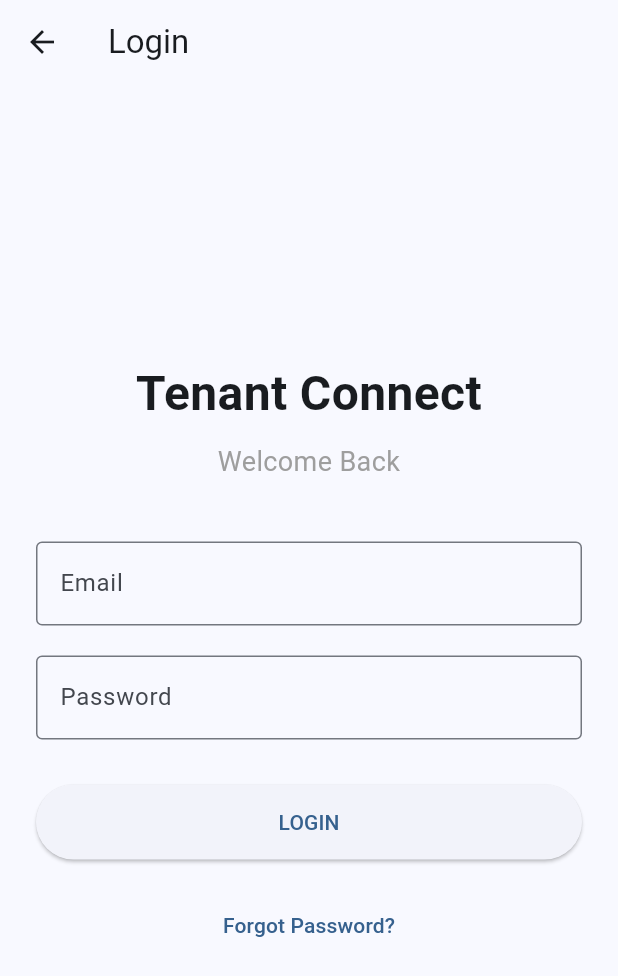
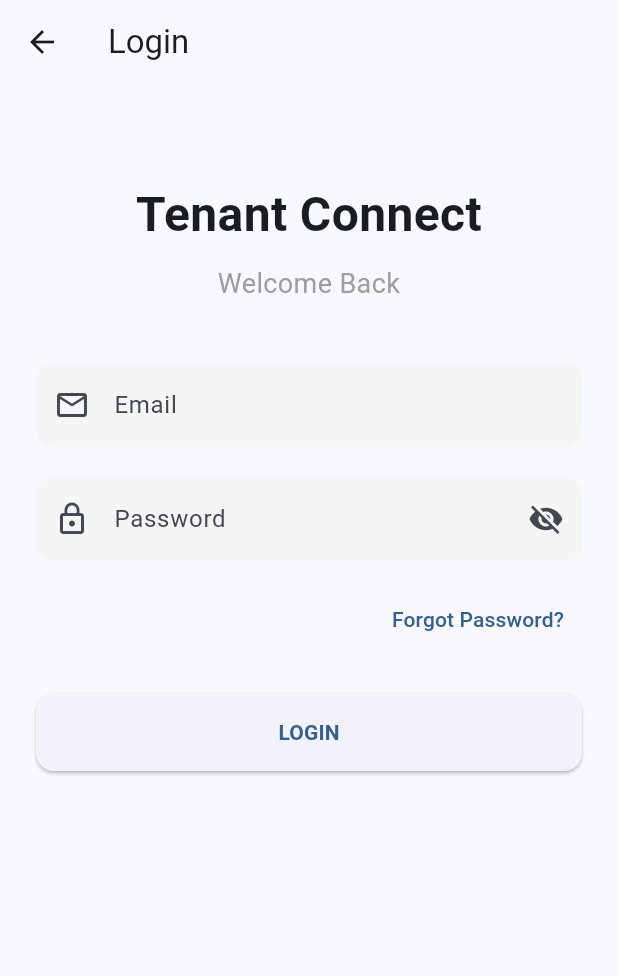
Before and after one commit to kiragu-hub/tenant-connect, a Flutter app: the screen it shows after launch, on a phone screen of 412 x 824 dp. Shown: the top 976 px of the screen. Run offline on Flutter 3.47's test engine with Material 3 defaults, Android fonts, the phone set to English and light mode, and no system bars.

Commit message:
Refactor LoginScreen to StatefulWidget with scrollable layout
Signed-off-by: kiragu-hub <kiragujoseph949@gmail.com>

```diff
--- a/mobile/lib/features/auth/presentation/screens/login_screen.dart
+++ b/mobile/lib/features/auth/presentation/screens/login_screen.dart
@@ -1,7 +1,14 @@
 import 'package:flutter/material.dart';
 
-class LoginScreen extends StatelessWidget {
+class LoginScreen extends StatefulWidget {
   const LoginScreen({super.key});
+
+  @override
+  State<LoginScreen> createState() => _LoginScreenState();
+}
+
+class _LoginScreenState extends State<LoginScreen> {
+  bool _isObscured = true;
 
   @override
   Widget build(BuildContext context) {
@@ -9,13 +16,15 @@ class LoginScreen extends StatelessWidget {
       appBar: AppBar(
         title: const Text('Login'),
       ),
-      body: Padding(
+      // 1. SingleChildScrollView prevents layout crashes when the keyboard appears
+      body: SingleChildScrollView(
+        child: Padding(
           padding: const EdgeInsets.all(24.0),
           child: Column(
             mainAxisAlignment: MainAxisAlignment.center,
             crossAxisAlignment: CrossAxisAlignment.stretch,
             children: [
-
+              const SizedBox(height: 40),
               const Text(
                 "Tenant Connect",
                 textAlign: TextAlign.center,
@@ -24,9 +33,7 @@ class LoginScreen extends StatelessWidget {
                   fontWeight: FontWeight.bold,
                 ),
               ),
-
               const SizedBox(height: 10),
-
               const Text(
                 "Welcome Back",
                 textAlign: TextAlign.center,
@@ -35,44 +42,80 @@ class LoginScreen extends StatelessWidget {
                   color: Colors.grey,
                 ),
               ),
-
               const SizedBox(height: 40),
 
-      const TextField(
+              // 2. Beautiful filled and rounded Email Field
+              TextField(
+                textInputAction: TextInputAction.next,
+                keyboardType: TextInputType.emailAddress,
                 decoration: InputDecoration(
                   labelText: "Email",
-          border: OutlineInputBorder(),
+                  prefixIcon: const Icon(Icons.email_outlined),
+                  filled: true,
+                  fillColor: Colors.grey[100],
+                  border: OutlineInputBorder(
+                    borderRadius: BorderRadius.circular(12),
+                    borderSide: BorderSide.none,
                   ),
                 ),
-
+              ),
               const SizedBox(height: 20),
 
-      const TextField(
-        obscureText: true,
+              // 3. Password Field with built-in Show/Hide toggle
+              TextField(
+                textInputAction: TextInputAction.done,
+                obscureText: _isObscured,
                 decoration: InputDecoration(
                   labelText: "Password",
-          border: OutlineInputBorder(),
+                  prefixIcon: const Icon(Icons.lock_outline),
+                  filled: true,
+                  fillColor: Colors.grey[100],
+                  border: OutlineInputBorder(
+                    borderRadius: BorderRadius.circular(12),
+                    borderSide: BorderSide.none,
+                  ),
+                  suffixIcon: IconButton(
+                    icon: Icon(
+                      _isObscured ? Icons.visibility_off : Icons.visibility,
+                    ),
+                    onPressed: () {
+                      setState(() {
+                        _isObscured = !_isObscured;
+                      });
+                    },
                   ),
                 ),
+              ),
+              const SizedBox(height: 15),
 
-      const SizedBox(height: 30),
-
-      SizedBox(
-        height: 50,
-        child: ElevatedButton(
-          onPressed: () {},
-          child: const Text("LOGIN"),
-        ),
-      ),
-
-      const SizedBox(height: 20),
-
-  TextButton(
+              // 4. Align text button so the whole screen width isn't clickable
+              Align(
+                alignment: Alignment.centerRight,
+                child: TextButton(
                   onPressed: () {},
                   child: const Text("Forgot Password?"),
                 ),
+              ),
+              const SizedBox(height: 25),
 
+              // 5. Prominent Login Button with modern rounded corners
+              SizedBox(
+                height: 52,
+                child: ElevatedButton(
+                  onPressed: () {},
+                  style: ElevatedButton.styleFrom(
+                    shape: RoundedRectangleBorder(
+                      borderRadius: BorderRadius.circular(12),
+                    ),
+                  ),
+                  child: const Text(
+                    "LOGIN",
+                    style: TextStyle(fontWeight: FontWeight.bold),
+                  ),
+                ),
+              ),
             ],
+          ),
         ),
       ),
     );
```
Lines whose indentation alone changed are shown as unchanged.
